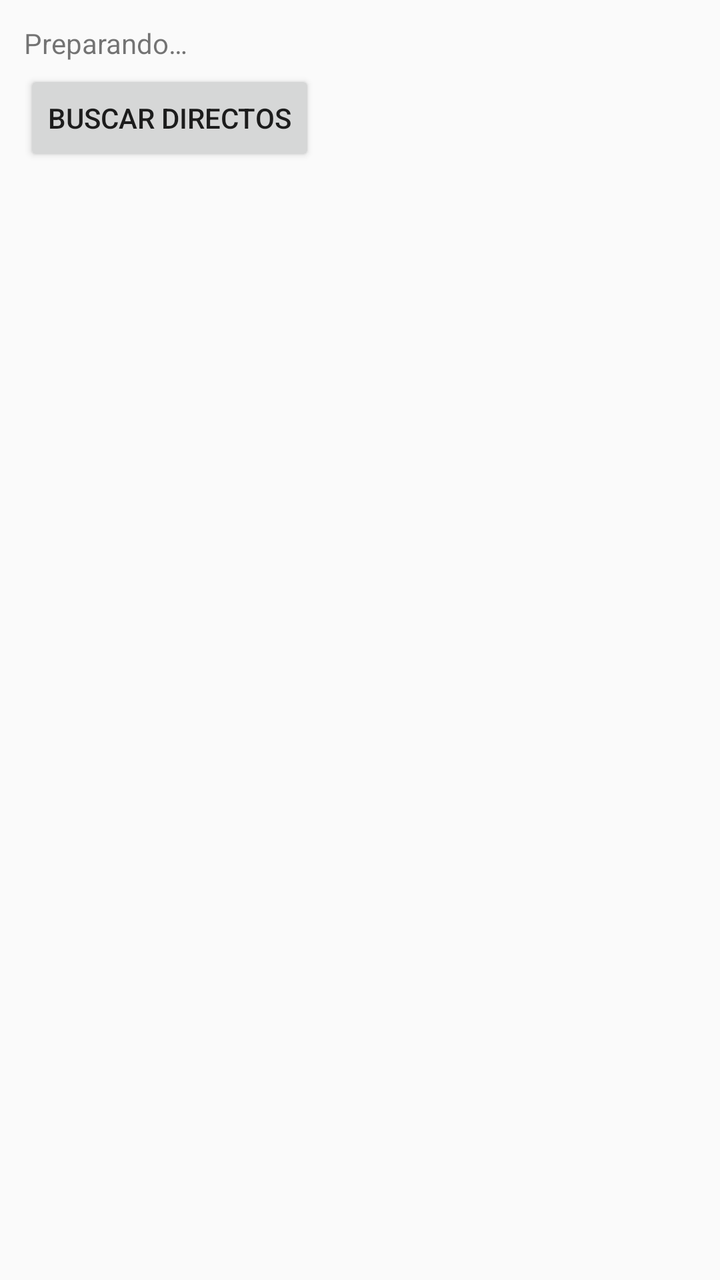
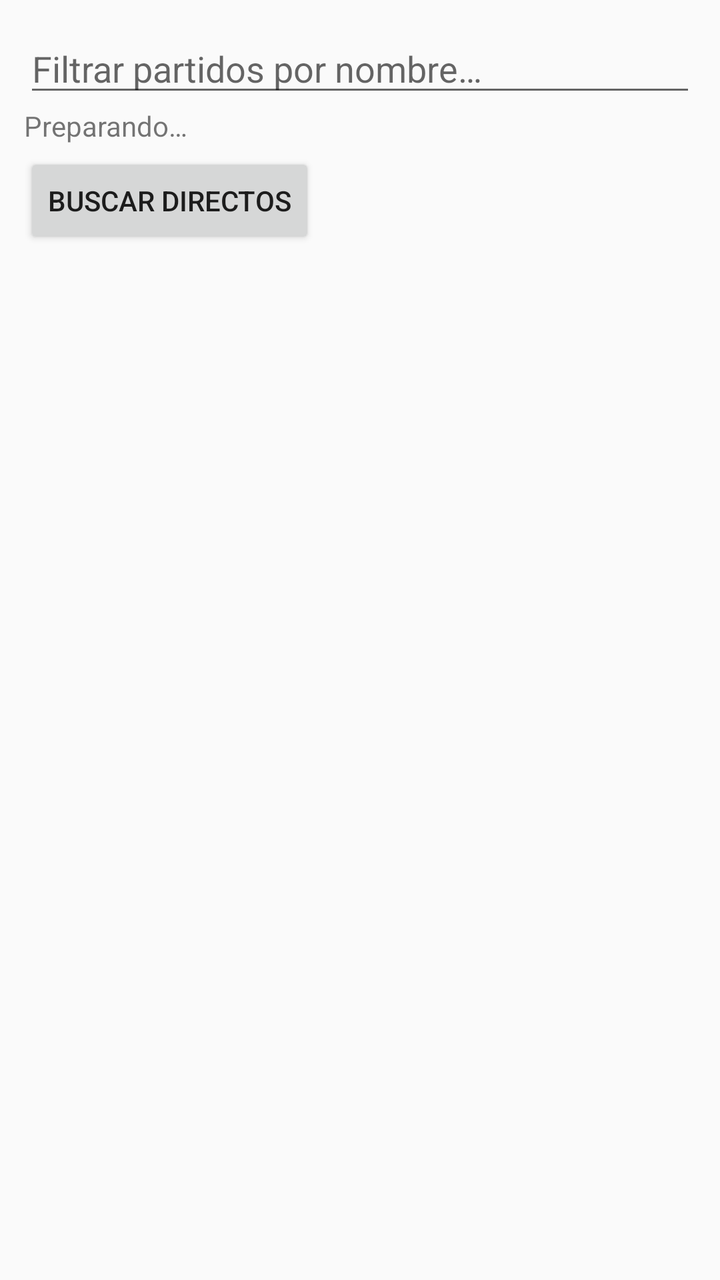

An Android layout rendered at two revisions. The XML below is the earlier revision; the diff shows what the commit changed to produce the second picture.
<!-- AndroidManifest.xml: application theme Theme.ReaDirectos -->
<!-- res/layout/activity_main.xml -->
<?xml version="1.0" encoding="utf-8"?>
<LinearLayout xmlns:android="http://schemas.android.com/apk/res/android"
    android:layout_width="match_parent"
    android:layout_height="match_parent"
    android:orientation="vertical"
    android:padding="12dp">

    <TextView
        android:id="@+id/status"
        android:layout_width="match_parent"
        android:layout_height="wrap_content"
        android:text="@string/preparing"
        android:textSize="14sp" />

    <Button
        android:id="@+id/refresh"
        android:layout_width="wrap_content"
        android:layout_height="wrap_content"
        android:layout_marginTop="4dp"
        android:text="@string/refresh" />

    <androidx.recyclerview.widget.RecyclerView
        android:id="@+id/list"
        android:layout_width="match_parent"
        android:layout_height="0dp"
        android:layout_weight="1"
        android:layout_marginTop="8dp"
        android:clipToPadding="false" />

</LinearLayout>
<!-- resources referenced by this layout -->
<resources>
  <string name="preparing">Preparando…</string>
  <string name="refresh">Buscar directos</string>
  <style name="Theme.ReaDirectos" parent="Theme.AppCompat.DayNight.DarkActionBar">
          <item name="colorPrimary">#16324F</item>
          <item name="colorPrimaryDark">#0D2238</item>
          <item name="colorAccent">#3EA6FF</item>
      </style>
</resources>

<!-- the commit's change to res/layout/activity_main.xml (unified diff, before → after) -->
@@ -4,6 +4,16 @@
     android:layout_height="match_parent"
     android:orientation="vertical"
     android:padding="12dp">
+
+    <EditText
+        android:id="@+id/search"
+        android:layout_width="match_parent"
+        android:layout_height="wrap_content"
+        android:hint="@string/search_hint"
+        android:imeOptions="actionSearch"
+        android:importantForAutofill="no"
+        android:inputType="text"
+        android:maxLines="1" />
 
     <TextView
         android:id="@+id/status"
<!-- resource entries referenced after the edit -->
@@ -2,6 +2,7 @@
 <resources>
   <string name="preparing">Preparando…</string>
   <string name="refresh">Buscar directos</string>
+  <string name="search_hint">Filtrar partidos por nombre…</string>
   <style name="Theme.ReaDirectos" parent="Theme.AppCompat.DayNight.DarkActionBar">
           <item name="colorPrimary">#16324F</item>
           <item name="colorPrimaryDark">#0D2238</item>
